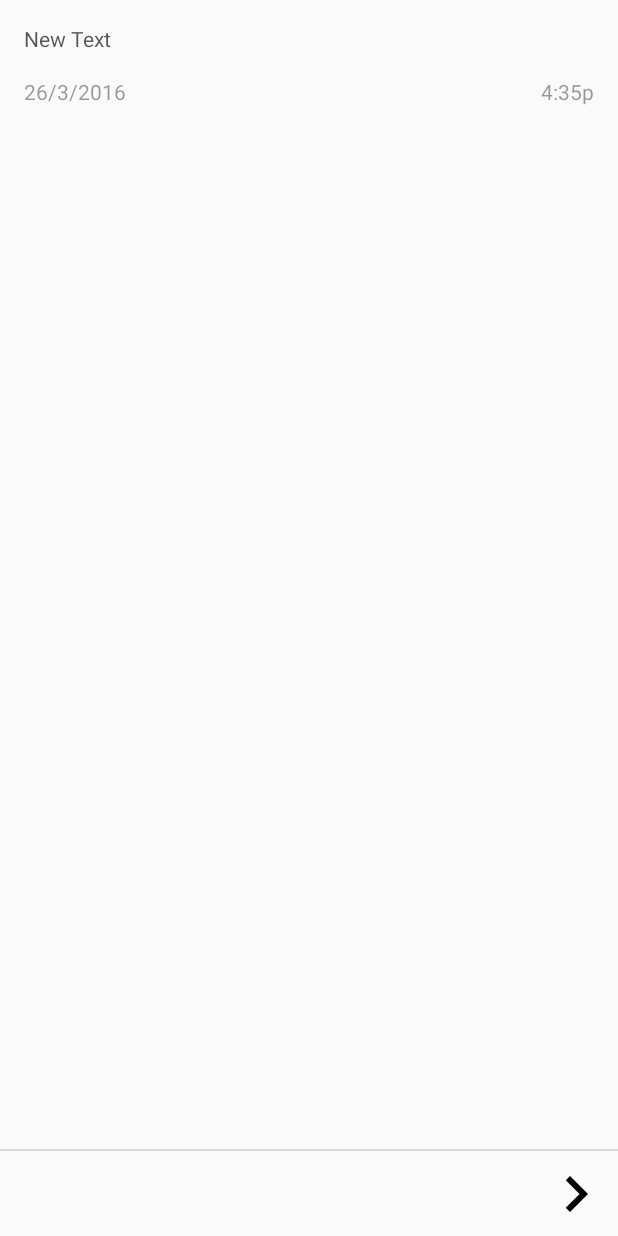
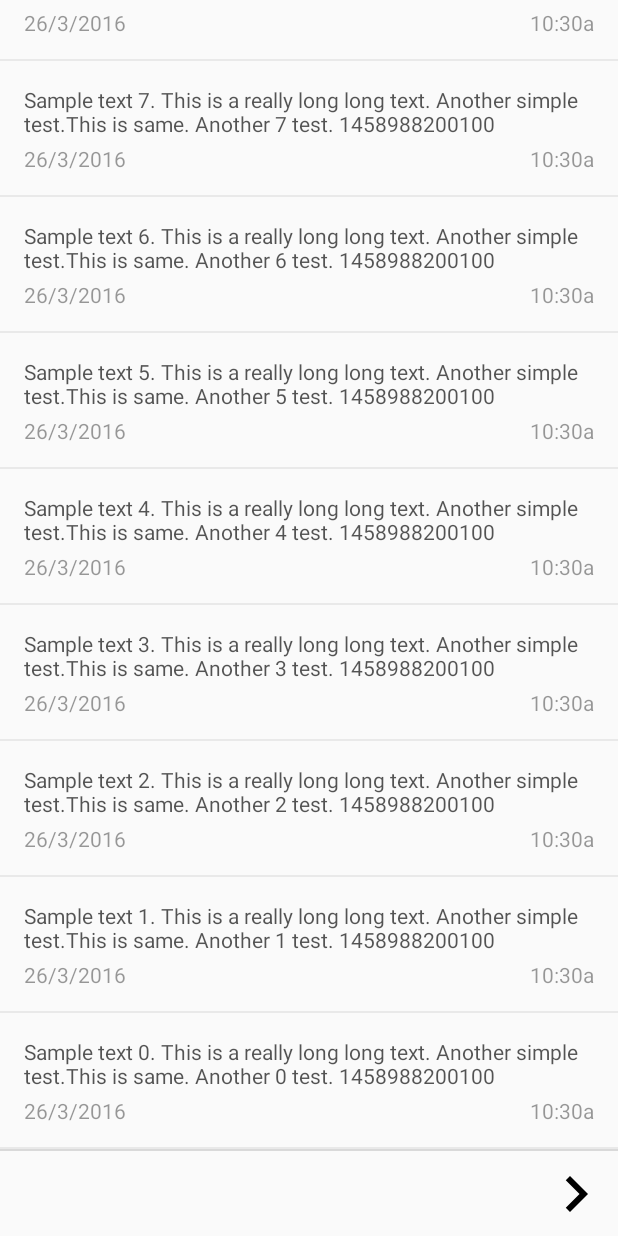
Before and after one commit to sazid/entry, an Android app: the screen it shows after launch (MainActivity), on a phone screen of 412 x 824 dp. Run offline under Robolectric (Android 15) with nearby library versions, the phone set to English and light mode, and no system bars.

Commit message:
Implement the recycler view

```diff
--- a/app/build.gradle
+++ b/app/build.gradle
@@ -23,4 +23,5 @@ dependencies {
     compile fileTree(dir: 'libs', include: ['*.jar'])
     testCompile 'junit:junit:4.12'
     compile 'com.android.support:appcompat-v7:23.2.1'
+    compile 'com.android.support:recyclerview-v7:23.2.1'
 }
--- /dev/null
+++ b/app/src/main/java/com/mohammedsazid/android/entry/Entry.java
@@ -0,0 +1,80 @@
+package com.mohammedsazid.android.entry;
+
+import java.text.SimpleDateFormat;
+import java.util.Locale;
+
+public class Entry {
+    public static final SimpleDateFormat entryDateSdf =
+            new SimpleDateFormat("d/M/yyyy", Locale.getDefault());
+    public static final SimpleDateFormat entryTimeSdf =
+            new SimpleDateFormat("h:ma", Locale.getDefault());
+
+    private long mId;
+    private String mEntryText;
+    private long mEntryTime;
+
+    public Entry(String entryText, long entryTime) {
+        this.mEntryText = entryText;
+        this.mEntryTime = entryTime;
+    }
+
+    public Entry(long id, String entryText, long entryTime) {
+        this.mId = id;
+        this.mEntryText = entryText;
+        this.mEntryTime = entryTime;
+    }
+
+    public long getId() {
+        return mId;
+    }
+
+    public void setId(long id) {
+        this.mId = id;
+    }
+
+    public String getEntryText() {
+        return mEntryText;
+    }
+
+    public void setEntryText(String entryText) {
+        this.mEntryText = entryText;
+    }
+
+    public long getEntryTime() {
+        return this.mEntryTime;
+    }
+
+    public void setEntryTime(long entryTime) {
+        this.mEntryTime = entryTime;
+    }
+
+    public String getEntryDateStr() {
+        return entryDateSdf.format(mEntryTime);
+    }
+
+    public String getEntryTimeStr() {
+        String s = entryTimeSdf.format(mEntryTime);
+        s = s.replace("M", "");
+        s = s.replace("A", "a");
+        s = s.replace("P", "p");
+        return s;
+    }
+
+    /**
+     * Saves the item into the db
+     *
+     * @throws Exception
+     */
+    public void save() throws Exception {
+
+    }
+
+    /**
+     * Deletes the item from the db
+     *
+     * @throws Exception
+     */
+    public void delete() throws Exception {
+
+    }
+}
--- a/app/src/main/java/com/mohammedsazid/android/entry/MainActivity.java
+++ b/app/src/main/java/com/mohammedsazid/android/entry/MainActivity.java
@@ -2,12 +2,111 @@ package com.mohammedsazid.android.entry;
 
 import android.os.Bundle;
 import android.support.v7.app.AppCompatActivity;
+import android.support.v7.widget.LinearLayoutManager;
+import android.support.v7.widget.RecyclerView;
+import android.text.Editable;
+import android.text.TextWatcher;
+import android.view.View;
+import android.widget.EditText;
+import android.widget.ImageButton;
+
+import com.mohammedsazid.android.entry.adapters.EntryAdapter;
+
+import java.util.ArrayList;
+import java.util.List;
 
 public class MainActivity extends AppCompatActivity {
+    List<Entry> mEntries;
+
+    EntryAdapter mEntryAdapter;
+    RecyclerView mEntryRv;
+    EditText mEntryEt;
+    ImageButton mEntryBtn;
 
     @Override
     protected void onCreate(Bundle savedInstanceState) {
         super.onCreate(savedInstanceState);
         setContentView(R.layout.activity_main);
+        bindViews();
+        bindListeners();
+        initAdapter(null);
+        loadData();
+    }
+
+    private void bindViews() {
+        mEntryRv = (RecyclerView) findViewById(R.id.entryRecyclerView);
+        mEntryEt = (EditText) findViewById(R.id.entryEditText);
+        mEntryBtn = (ImageButton) findViewById(R.id.entryButton);
+    }
+
+    private void bindListeners() {
+        mEntryEt.addTextChangedListener(new TextWatcher() {
+            @Override
+            public void beforeTextChanged(CharSequence s, int start, int count, int after) {
+            }
+
+            @Override
+            public void onTextChanged(CharSequence s, int start, int before, int count) {
+                if (s.length() == 0) {
+                    mEntryBtn.setAlpha(0.3f);
+                    mEntryBtn.setEnabled(false);
+                } else {
+                    mEntryBtn.setAlpha(1f);
+                    mEntryBtn.setEnabled(true);
+                }
+            }
+
+            @Override
+            public void afterTextChanged(Editable s) {
+            }
+        });
+
+        mEntryBtn.setOnClickListener(new View.OnClickListener() {
+            @Override
+            public void onClick(View v) {
+                insertEntry();
+            }
+        });
+    }
+
+    private void insertEntry() {
+        Entry entry = new Entry(
+                mEntries.size() - 1,
+                mEntryEt.getText().toString(),
+                System.currentTimeMillis()
+        );
+        mEntries.add(0, entry);
+        mEntryAdapter.notifyDataSetChanged();
+        mEntryEt.setText("");
+    }
+
+    private void loadData() {
+        mEntries = new ArrayList<>();
+
+        for (int i = 0; i < 10; i++) {
+            Entry entry = new Entry(
+                    i,
+                    "Sample text " + i + ". This is a really long long text. Another simple test." +
+                            "This is same. Another " + i + " test. " + System.currentTimeMillis(),
+                    System.currentTimeMillis());
+            mEntries.add(entry);
+        }
+
+        initAdapter(mEntries);
+    }
+
+    private void initAdapter(List<Entry> entries) {
+        if (entries != null) {
+            mEntryAdapter.setData(entries);
+            mEntryAdapter.notifyDataSetChanged();
+            return;
+        }
+
+        mEntryAdapter = new EntryAdapter(entries);
+        mEntryAdapter.setHasStableIds(true);
+        mEntryRv.setLayoutManager(new LinearLayoutManager(
+                this, LinearLayoutManager.VERTICAL, true));
+        mEntryRv.setHasFixedSize(true);
+        mEntryRv.setAdapter(this.mEntryAdapter);
     }
 }
--- /dev/null
+++ b/app/src/main/java/com/mohammedsazid/android/entry/adapters/EntryAdapter.java
@@ -0,0 +1,73 @@
+package com.mohammedsazid.android.entry.adapters;
+
+import android.support.v7.widget.RecyclerView;
+import android.view.LayoutInflater;
+import android.view.View;
+import android.view.ViewGroup;
+import android.widget.TextView;
+
+import com.mohammedsazid.android.entry.Entry;
+import com.mohammedsazid.android.entry.R;
+
+import java.util.List;
+
+public class EntryAdapter extends RecyclerView.Adapter<EntryAdapter.EntryViewHolder> {
+    List<Entry> mEntries;
+
+    public EntryAdapter(List<Entry> entries) {
+        this.mEntries = entries;
+    }
+
+    public void setData(List<Entry> entries) {
+        this.mEntries = entries;
+    }
+
+    @Override
+    public long getItemId(int position) {
+        return mEntries.get(position).getId();
+    }
+
+    @Override
+    public int getItemCount() {
+        if (mEntries == null)
+            return 0;
+
+        return mEntries.size();
+    }
+
+    @Override
+    public int getItemViewType(int position) {
+        return super.getItemViewType(position);
+    }
+
+    @Override
+    public void onBindViewHolder(EntryViewHolder holder, int position) {
+        Entry entry = mEntries.get(position);
+
+        holder.entryTextTextView.setText(entry.getEntryText());
+        holder.entryDateTextView.setText(entry.getEntryDateStr());
+        holder.entryTimeTextView.setText(entry.getEntryTimeStr());
+    }
+
+    @Override
+    public EntryViewHolder onCreateViewHolder(ViewGroup parent, int viewType) {
+        View v = LayoutInflater.from(parent.getContext())
+                .inflate(R.layout.entries_item_layout, parent, false);
+
+        return new EntryViewHolder(v);
+    }
+
+    public static class EntryViewHolder extends RecyclerView.ViewHolder {
+        TextView entryTextTextView;
+        TextView entryDateTextView;
+        TextView entryTimeTextView;
+
+        public EntryViewHolder(View itemView) {
+            super(itemView);
+
+            entryTextTextView = (TextView) itemView.findViewById(R.id.entryTextTextView);
+            entryDateTextView = (TextView) itemView.findViewById(R.id.entryDateTextView);
+            entryTimeTextView = (TextView) itemView.findViewById(R.id.entryTimeTextView);
+        }
+    }
+}
--- a/app/src/main/res/layout/activity_main.xml
+++ b/app/src/main/res/layout/activity_main.xml
@@ -5,8 +5,8 @@
     android:layout_height="match_parent"
     tools:context="com.mohammedsazid.android.entry.MainActivity">
 
-    <include
-        layout="@layout/entries_item_layout"
+    <android.support.v7.widget.RecyclerView
+        android:id="@+id/entryRecyclerView"
         android:layout_width="match_parent"
         android:layout_height="match_parent"
         android:layout_above="@+id/marginView" />
@@ -15,27 +15,27 @@
         android:id="@+id/marginView"
         android:layout_width="match_parent"
         android:layout_height="1dp"
-        android:layout_above="@+id/editText"
+        android:layout_above="@+id/entryEditText"
         android:layout_alignParentLeft="true"
         android:layout_alignParentStart="true"
         android:background="#22000000" />
 
     <EditText
-        android:id="@+id/editText"
+        android:id="@+id/entryEditText"
         android:layout_width="match_parent"
         android:layout_height="wrap_content"
         android:layout_alignParentBottom="true"
         android:layout_alignParentLeft="true"
         android:layout_alignParentStart="true"
-        android:layout_toLeftOf="@+id/button"
-        android:layout_toStartOf="@+id/button"
+        android:layout_toLeftOf="@+id/entryButton"
+        android:layout_toStartOf="@+id/entryButton"
         android:background="@android:color/transparent"
         android:inputType="textMultiLine|textAutoCorrect|textCapSentences"
         android:maxLines="5"
         android:padding="16dp" />
 
     <ImageButton
-        android:id="@+id/button"
+        android:id="@+id/entryButton"
         android:layout_width="wrap_content"
         android:layout_height="wrap_content"
         android:layout_alignParentBottom="true"
--- a/app/src/main/res/layout/entries_item_layout.xml
+++ b/app/src/main/res/layout/entries_item_layout.xml
@@ -1,43 +1,58 @@
 <?xml version="1.0" encoding="utf-8"?>
 <RelativeLayout xmlns:android="http://schemas.android.com/apk/res/android"
     android:layout_width="match_parent"
+    android:layout_height="wrap_content">
+
+    <View
+        android:id="@+id/marginView"
+        android:layout_width="match_parent"
+        android:layout_height="1dp"
+        android:layout_alignParentLeft="true"
+        android:layout_alignParentStart="true"
+        android:layout_alignParentBottom="true"
+        android:background="#11000000" />
+
+    <RelativeLayout
+        android:layout_width="match_parent"
         android:layout_height="wrap_content"
-    android:paddingBottom="16dp">
+        android:background="?android:selectableItemBackground"
+        android:clickable="true"
+        android:focusable="true"
+        android:padding="16dp">
 
         <TextView
-        android:id="@+id/textView"
+            android:id="@+id/entryTextTextView"
             android:layout_width="match_parent"
             android:layout_height="wrap_content"
             android:layout_alignParentLeft="true"
             android:layout_alignParentStart="true"
             android:layout_alignParentTop="true"
-        android:padding="16dp"
+            android:paddingBottom="4dp"
             android:text="New Text"
             android:textColor="@color/textPrimary" />
 
         <TextView
-        android:id="@+id/textView2"
+            android:id="@+id/entryDateTextView"
             android:layout_width="wrap_content"
             android:layout_height="wrap_content"
             android:layout_alignParentLeft="true"
             android:layout_alignParentStart="true"
-        android:layout_below="@+id/textView"
-        android:layout_marginLeft="16dp"
-        android:layout_marginStart="16dp"
+            android:layout_below="@+id/entryTextTextView"
             android:text="26/3/2016"
             android:textAppearance="?android:attr/textAppearanceSmall"
             android:textColor="@color/textSecondary" />
 
         <TextView
-        android:id="@+id/textView3"
+            android:id="@+id/entryTimeTextView"
             android:layout_width="wrap_content"
             android:layout_height="wrap_content"
             android:layout_alignParentEnd="true"
             android:layout_alignParentRight="true"
-        android:layout_alignTop="@+id/textView2"
-        android:layout_marginEnd="16dp"
-        android:layout_marginRight="16dp"
+            android:layout_alignTop="@+id/entryDateTextView"
             android:text="4:35p"
             android:textAppearance="?android:attr/textAppearanceSmall"
             android:textColor="@color/textSecondary" />
+
     </RelativeLayout>
+
+</RelativeLayout>
```
Lines whose indentation alone changed are shown as unchanged.
